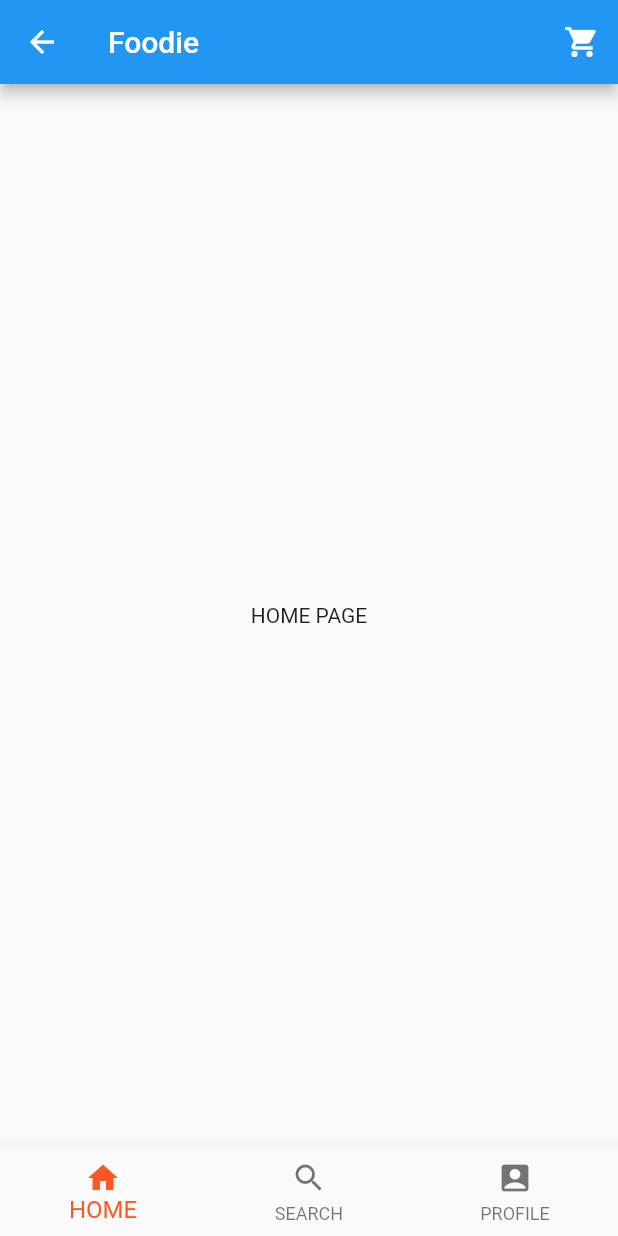
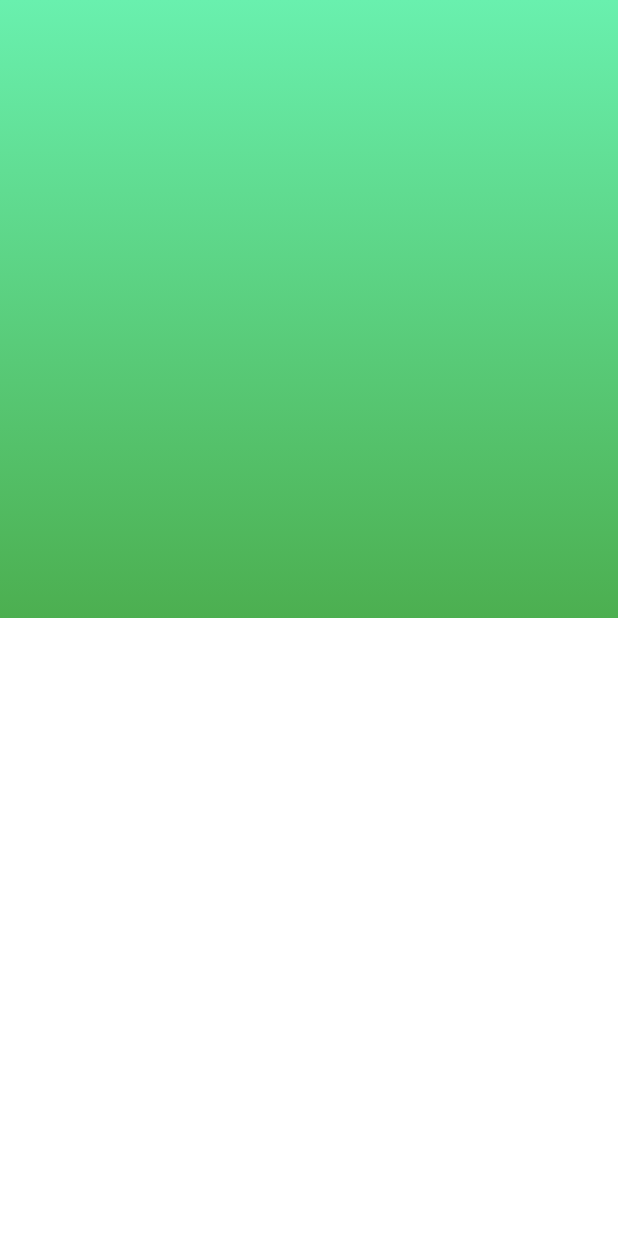
Before and after one commit to ishantk/gw2021adf1, a Flutter app: the screen it shows after launch, on a phone screen of 412 x 824 dp. Run offline on Flutter 3.47's test engine with Material 2 defaults, Android fonts, the phone set to English and light mode, and no system bars; our stand-ins replace webview_flutter.

Commit message:
Designing the Login UI

```diff
--- /dev/null
+++ b/lib/auth/login-page.dart
@@ -0,0 +1,53 @@
+import 'package:flutter/material.dart';
+
+class LoginPage extends StatefulWidget {
+  const LoginPage({Key? key}) : super(key: key);
+
+  @override
+  _LoginPageState createState() => _LoginPageState();
+}
+
+class _LoginPageState extends State<LoginPage> {
+  @override
+  Widget build(BuildContext context) {
+    return Scaffold(
+      body: Stack(
+        children: [
+          Column(
+            children: [
+              Container(
+                height: MediaQuery.of(context).size.height/2,
+                decoration: BoxDecoration(
+                    gradient: LinearGradient(
+                        begin: Alignment.bottomCenter,
+                        end: Alignment.topCenter,
+                        colors: <Color>[
+                          //Color(0xff78e736)
+                          Colors.green,
+                          Colors.greenAccent,
+                        ],
+                        tileMode: TileMode.clamp
+                    )
+                ),
+              ),
+              Container(
+                color: Colors.white,
+                height: MediaQuery.of(context).size.height/2,
+              )
+            ],
+          ),
+          Align(
+            alignment: Alignment.center,
+            child: Card(
+              margin: EdgeInsets.all(16),
+              child: Column(
+
+              ),
+            ),
+          )
+        ]
+
+      ),
+    );
+  }
+}
--- a/lib/home/splash-page.dart
+++ b/lib/home/splash-page.dart
@@ -8,7 +8,7 @@ class SplashPage extends StatelessWidget {
         Duration(seconds: 3),
         (){
           //Navigator.pushNamed(context, "/home");
-          Navigator.pushReplacementNamed(context, "/home");
+          Navigator.pushReplacementNamed(context, "/login");
         }
     );
   }
--- a/lib/main.dart
+++ b/lib/main.dart
@@ -1,4 +1,5 @@
 import 'package:flutter/material.dart';
+import 'package:gw2021adf1/auth/login-page.dart';
 import 'package:gw2021adf1/home/home-page.dart';
 import 'package:gw2021adf1/home/splash-page.dart';
 import 'package:gw2021adf1/tutorials/NewsPage.dart';
@@ -37,9 +38,10 @@ class MyApp extends StatelessWidget {
          "/news": (context) => NewsPage(),
          "/one": (context) => PageOne(),
          "/two": (context) => PageTwo(),
+         "/login": (context) => LoginPage(),
        },
 
-      initialRoute: "/one",
+      initialRoute: "/",
     );
   }
 }
```
